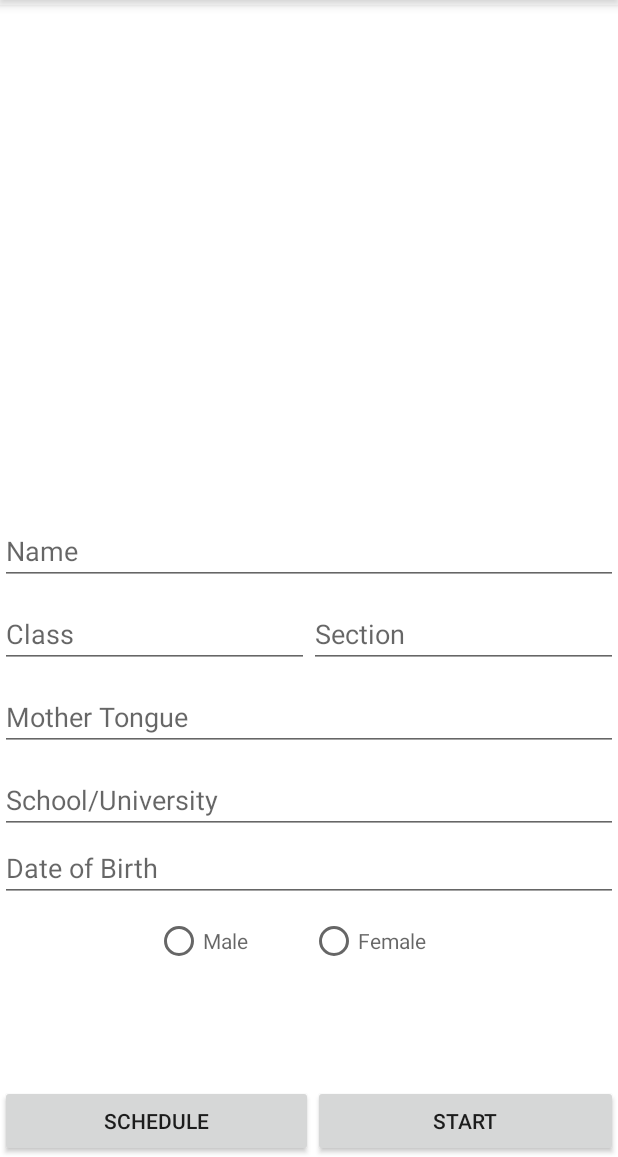
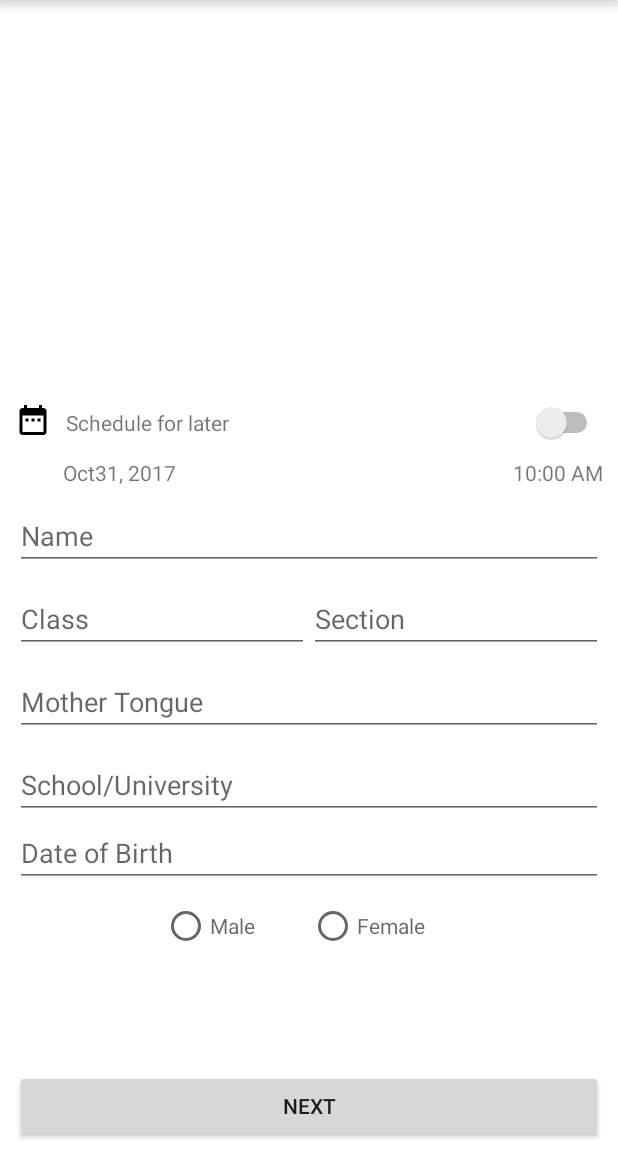
Before and after one commit to rahulmahaseth/dali-screening-app-kotlin, an Android app: the screen it shows after launch once a user with an empty profile is signed in (MainActivity), after a tap on "CREATE", on a phone screen of 412 x 824 dp, the part 79-1236 px from its top. Run offline under Robolectric (Android 15) with nearby library versions, the phone set to English and light mode, and no system bars; our stand-ins replace Firebase (no records; nobody signed in at launch, a user with empty details on screens opened directly), RxJava; libraries missing offline, so code that uses them is left out: durdinapps.rxfirebase2.

Commit message:
qol changes

```diff
--- a/app/src/main/java/org/unesco/mgiep/dali/Data/FirebaseScreening.kt
+++ b/app/src/main/java/org/unesco/mgiep/dali/Data/FirebaseScreening.kt
@@ -1,6 +1,4 @@
 package org.unesco.mgiep.dali.Data
-
-import java.util.*
 
 data class FirebaseScreening (
         val type: Type,
@@ -10,6 +8,6 @@ data class FirebaseScreening (
         val mediumOfInstruction: String,
         val participantId: String,
         val userId: String,
-        val scheduledDate: Date,
+        val scheduledDate: Long,
         var totalScore: Int
 )
--- a/app/src/main/java/org/unesco/mgiep/dali/Data/Participant.kt
+++ b/app/src/main/java/org/unesco/mgiep/dali/Data/Participant.kt
@@ -1,12 +1,11 @@
 package org.unesco.mgiep.dali.Data
 
-import java.util.*
 
 data class Participant (
         val name: String,
         val sClass: Int,
         val motherTongue: String,
         val institution: String,
-        val dob: Date,
+        val dob: Long,
         val gender: String
 )
--- /dev/null
+++ b/app/src/main/res/drawable/ic_date_range_black_24dp.xml
@@ -0,0 +1,9 @@
+<vector xmlns:android="http://schemas.android.com/apk/res/android"
+        android:width="24dp"
+        android:height="24dp"
+        android:viewportWidth="24.0"
+        android:viewportHeight="24.0">
+    <path
+        android:fillColor="#FF000000"
+        android:pathData="M9,11L7,11v2h2v-2zM13,11h-2v2h2v-2zM17,11h-2v2h2v-2zM19,4h-1L18,2h-2v2L8,4L8,2L6,2v2L5,4c-1.11,0 -1.99,0.9 -1.99,2L3,20c0,1.1 0.89,2 2,2h14c1.1,0 2,-0.9 2,-2L21,6c0,-1.1 -0.9,-2 -2,-2zM19,20L5,20L5,9h14v11z"/>
+</vector>
--- a/app/src/main/res/layout/fragment_new_screening.xml
+++ b/app/src/main/res/layout/fragment_new_screening.xml
@@ -2,7 +2,57 @@
 <LinearLayout xmlns:android="http://schemas.android.com/apk/res/android"
     android:orientation="vertical" android:layout_width="match_parent"
     android:layout_height="match_parent"
+    android:padding="10dp"
     android:gravity="bottom">
+
+    <LinearLayout
+        android:layout_width="match_parent"
+        android:layout_height="wrap_content"
+        android:orientation="horizontal">
+
+        <ImageView
+            android:src="@drawable/ic_date_range_black_24dp"
+            android:layout_width="wrap_content"
+            android:layout_height="wrap_content"/>
+
+        <TextView
+            android:paddingLeft="10dp"
+            android:text="@string/schedule"
+            android:layout_width="match_parent"
+            android:layout_height="wrap_content"
+            android:layout_weight="1"/>
+
+        <Switch
+            android:id="@+id/switch_schedule"
+            android:layout_width="match_parent"
+            android:layout_height="wrap_content"
+            android:layout_weight="1"/>
+
+    </LinearLayout>
+
+    <LinearLayout
+        android:paddingVertical="10dp"
+        android:orientation="horizontal"
+        android:layout_width="match_parent"
+        android:layout_height="wrap_content">
+
+        <TextView
+            android:paddingHorizontal="32dp"
+            android:text="Oct31, 2017"
+            android:id="@+id/tv_screenreg_schedule_date"
+            android:layout_weight="1"
+            android:layout_width="match_parent"
+            android:layout_height="wrap_content" />
+
+        <TextView
+            android:gravity="end"
+            android:text="10:00 AM"
+            android:id="@+id/tv_screenreg_schedule_time"
+            android:layout_weight="1"
+            android:layout_width="match_parent"
+            android:layout_height="wrap_content" />
+
+    </LinearLayout>
 
     <EditText
         android:inputType="textPersonName"
@@ -100,9 +150,10 @@
         android:orientation="horizontal">
 
         <Button
+            android:visibility="gone"
             android:layout_gravity="center"
             android:id="@+id/btn_screenreg_schedule_submit"
-            android:text="@string/schedule"
+            android:text="@string/next"
             android:layout_width="wrap_content"
             android:layout_height="wrap_content"
             android:layout_weight="1"/>
@@ -110,7 +161,7 @@
         <Button
             android:layout_gravity="center"
             android:id="@+id/btn_screenreg_submit"
-            android:text="@string/start"
+            android:text="@string/next"
             android:layout_width="wrap_content"
             android:layout_height="wrap_content"
             android:layout_weight="1"/>
--- a/app/src/main/res/values/strings.xml
+++ b/app/src/main/res/values/strings.xml
@@ -109,8 +109,11 @@
     <string name="mst_e19"></string>
     <string name="mst_e20"></string>
     <string name="mst_e21"></string>
-    <string name="schedule">Schedule</string>
+    <string name="schedule">Schedule for later</string>
     <string name="start">Start</string>
+    <string name="password_length_error">Password must be atleast 6 characters</string>
+    <string name="improper_email">Improper Email Format</string>
+    <string name="next">Next</string>
 
 
     <string-array name="jst_questions">
```
Also changed, not shown: app/src/main/java/org/unesco/mgiep/dali/Fragments/NewScreening.kt (+86 -31 lines), app/src/main/java/org/unesco/mgiep/dali/Fragments/SignUp.kt (+14 -7 lines), app/src/main/java/org/unesco/mgiep/dali/Repositories/FirebaseRepository.kt (+22 -5 lines), app/src/main/java/org/unesco/mgiep/dali/Repositories/MainReposirtory.kt (+10 -4 lines), 1 other file.
